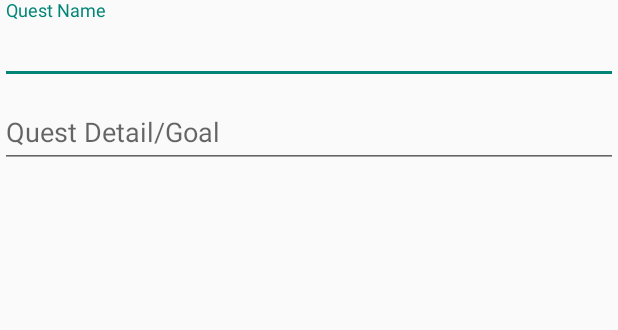
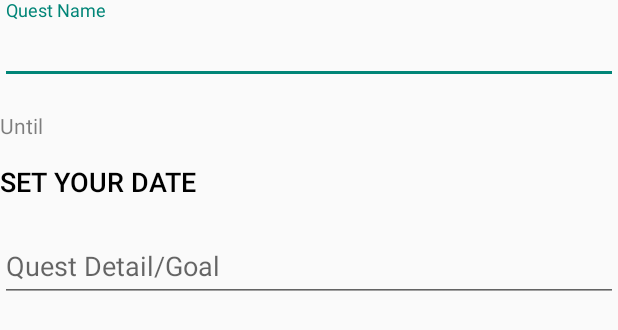
Before and after one commit to indy1515/Achiever, an Android app: the layout dialog_customview.xml on its own in the app's theme, with its tools: preview values and no code run, on a phone screen of 412 x 824 dp. Shown: the top 330 px of the screen. Run offline under Robolectric (Android 15) with nearby library versions, the phone set to English and light mode, and no system bars.

Commit message:
Update minor

```diff
--- a/Achiever/app/build.gradle
+++ b/Achiever/app/build.gradle
@@ -35,4 +35,5 @@ dependencies {
     compile 'com.android.support:recyclerview-v7:22.2.0'
     compile fileTree(dir: 'libs', include: 'recyclerview-animators-*.jar')
     compile 'com.afollestad:material-dialogs:0.7.6.0'
+    compile 'com.wdullaer:materialdatetimepicker:1.3.1'
 }
--- a/Achiever/app/src/main/res/layout/activity_main.xml
+++ b/Achiever/app/src/main/res/layout/activity_main.xml
@@ -30,7 +30,7 @@
                         android:minHeight="?attr/actionBarSize"
                         android:theme="@style/ThemeOverlay.AppCompat.Dark.ActionBar"
                         app:popupTheme="@style/ThemeOverlay.AppCompat.Light"
-                        app:layout_scrollFlags="">
+                        app:layout_scrollFlags="scroll|enterAlways">
                         <TextView
                             android:layout_width="wrap_content"
                             android:layout_height="wrap_content"
--- a/Achiever/app/src/main/res/layout/dialog_customview.xml
+++ b/Achiever/app/src/main/res/layout/dialog_customview.xml
@@ -24,13 +24,23 @@
             android:textSize="@dimen/customEntry" />
     </android.support.design.widget.TextInputLayout>
 
-    <!--<TextView-->
-        <!--android:layout_width="wrap_content"-->
-        <!--android:layout_height="wrap_content"-->
-        <!--android:layout_marginTop="18dp"-->
-        <!--android:text="@string/ssid"-->
-        <!--android:textColor="#80000000"-->
-        <!--android:textSize="@dimen/customTitle" />-->
+    <TextView
+        android:layout_width="wrap_content"
+        android:layout_height="wrap_content"
+        android:layout_marginTop="18dp"
+        android:text="@string/until"
+        android:textColor="#80000000"
+        android:textSize="@dimen/customTitle" />
+    <Button
+        android:id="@+id/datepickerBtn"
+        android:layout_width="wrap_content"
+        android:layout_height="wrap_content"
+        android:layout_marginTop="4dp"
+        android:text="@string/date"
+        android:textColor="#000000"
+        android:background="@android:color/transparent"
+        android:shadowRadius="0"
+        android:textSize="@dimen/customEntry" />
 
     <android.support.design.widget.TextInputLayout
         android:id="@+id/dialog_goal_nameTIL"
--- a/Achiever/app/src/main/res/values/strings.xml
+++ b/Achiever/app/src/main/res/values/strings.xml
@@ -30,6 +30,8 @@
     <string name="quest_detail">Eg. 10 Push up</string>
     <string name="type_private">Private</string>
     <string name="type_public">Public</string>
+    <string name="until">Until</string>
+    <string name="date">Set your date</string>
     <string name="forever">Forever</string>
     <string name="create">Create</string>
     <string name="cancel">Cancel</string>
```
Also changed, not shown: Achiever/app/src/main/res/drawable/button_white.xml (added, +7 -0 lines).
